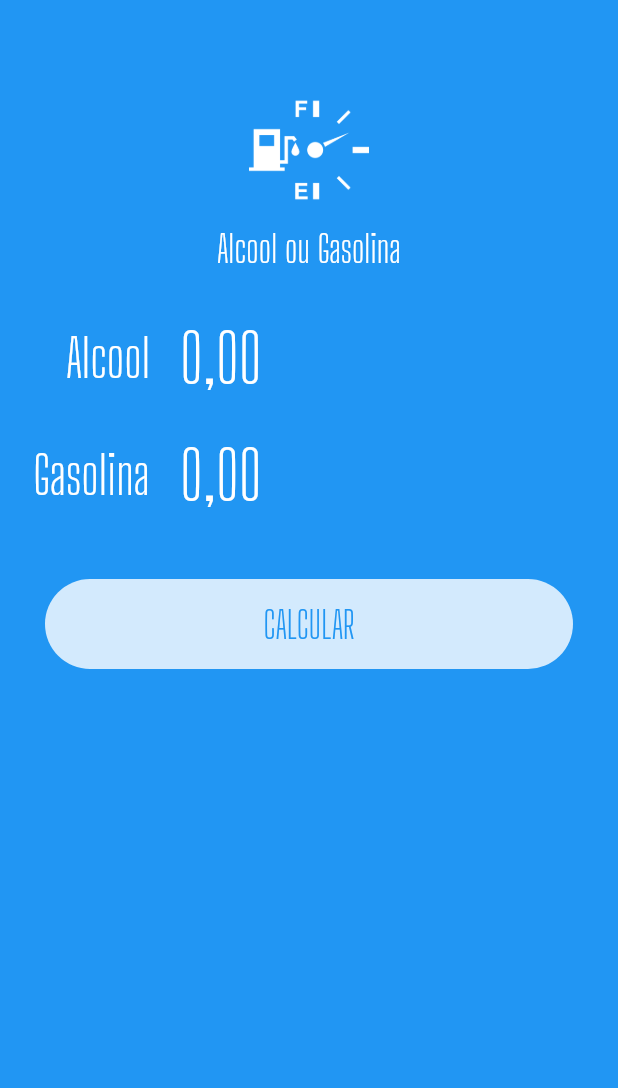
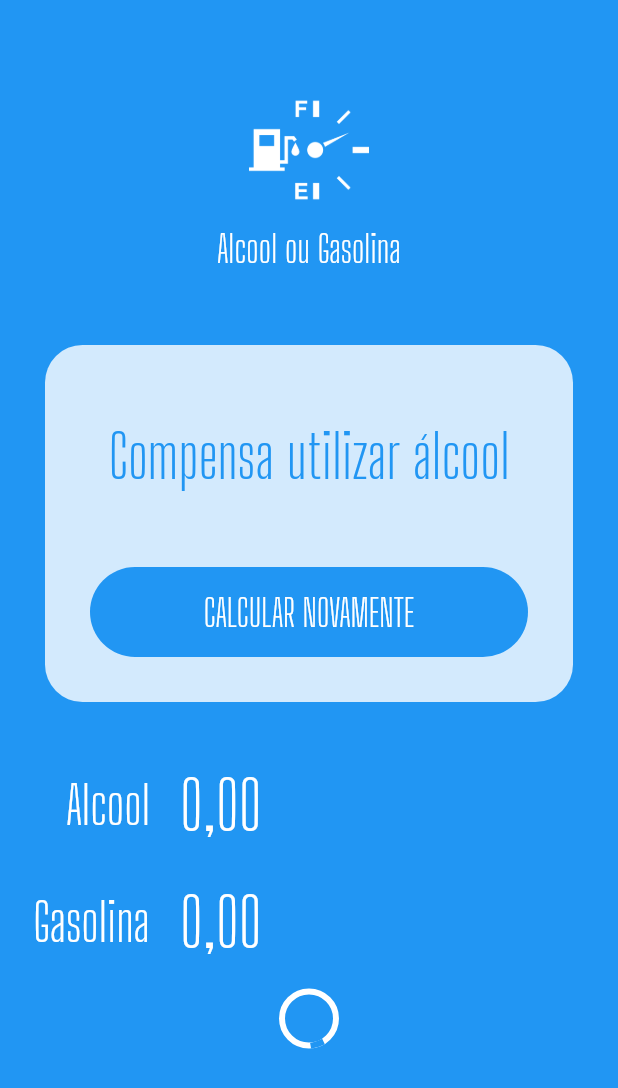
Before and after one commit to thiagothisan/comparador_combustivel, a Flutter app: the screen it shows after launch, on a phone screen of 412 x 824 dp. Shown: the top 1088 px of the screen. Run offline on Flutter 3.47's test engine with Material 2 defaults, Android fonts, the phone set to English and light mode, and no system bars; our stand-ins replace flutter_masked_text.

Commit message:
criando o loading_buttom_widget

```diff
--- a/lib/pages/home_page.dart
+++ b/lib/pages/home_page.dart
@@ -1,4 +1,5 @@
 import 'package:comparador_combustivel/widgets/input_widget.dart';
+import 'package:comparador_combustivel/widgets/loading_buttom_widget.dart';
 import 'package:comparador_combustivel/widgets/logo_widget.dart';
 import 'package:flutter/material.dart';
 import 'package:flutter_masked_text/flutter_masked_text.dart';
@@ -14,6 +15,38 @@ class HomePage extends StatelessWidget {
       body: ListView(
         children: <Widget>[
           LogoWidget(),
+          Container(
+            margin: EdgeInsets.all(30),
+            decoration: BoxDecoration(
+              color: Colors.white.withOpacity(0.8),
+              borderRadius: BorderRadius.circular(25),
+            ),
+            child: Column(
+              children: <Widget>[
+                SizedBox(
+                  height: 50,
+                ),
+                Text(
+                  "Compensa utilizar álcool",
+                  style: TextStyle(
+                    color: Theme.of(context).primaryColor,
+                    fontSize: 40,
+                    fontFamily: "Big Shoulders Display",
+                  ),
+                  textAlign: TextAlign.center,
+                ),
+                SizedBox(
+                  height: 20,
+                ),
+                LoadingButtomWidget(
+                  busy: false,
+                  invert: true,
+                  func: () {},
+                  text: "CALCULAR NOVAMENTE",
+                ),
+              ],
+            ),
+          ),
           InputWidget(
             label: "Alcool",
             ctrl: _alcCtrl,
@@ -22,26 +55,11 @@ class HomePage extends StatelessWidget {
             label: "Gasolina",
             ctrl: _gasCtrl,
           ),
-          Container(
-            height: 60,
-            margin: EdgeInsets.all(30),
-            decoration: BoxDecoration(
-              color: Colors.white.withOpacity(0.8),
-              borderRadius: BorderRadius.circular(
-                60,
-              ),
-            ),
-            child: FlatButton(
-              onPressed: () {},
-              child: Text(
-                "CALCULAR",
-                style: TextStyle(
-                  color: Theme.of(context).primaryColor,
-                  fontSize: 25,
-                  fontFamily: "Big Shoulders Display",
-                ),
-              ),
-            ),
+          LoadingButtomWidget(
+            busy: true,
+            invert: false,
+            func: () {},
+            text: "CALCULAR",
           ),
         ],
       ),
--- /dev/null
+++ b/lib/widgets/loading_buttom_widget.dart
@@ -0,0 +1,51 @@
+import 'package:flutter/material.dart';
+
+class LoadingButtomWidget extends StatelessWidget {
+  bool busy;
+  bool invert;
+  Function func;
+  String text;
+
+  LoadingButtomWidget({
+    @required this.busy,
+    @required this.invert,
+    @required this.func,
+    @required this.text,
+  });
+
+  @override
+  Widget build(BuildContext context) {
+    return busy
+        ? Container(
+            alignment: Alignment.center,
+            height: 50,
+            child: CircularProgressIndicator(
+              backgroundColor: Colors.white,
+            ),
+          )
+        : Container(
+            height: 60,
+            margin: EdgeInsets.all(30),
+            width: double.infinity,
+            decoration: BoxDecoration(
+              color: invert
+                  ? Theme.of(context).primaryColor
+                  : Colors.white.withOpacity(0.8),
+              borderRadius: BorderRadius.circular(
+                60,
+              ),
+            ),
+            child: FlatButton(
+              onPressed: func,
+              child: Text(
+                text,
+                style: TextStyle(
+                  color: invert ? Colors.white : Theme.of(context).primaryColor,
+                  fontSize: 25,
+                  fontFamily: "Big Shoulders Display",
+                ),
+              ),
+            ),
+          );
+  }
+}
```
